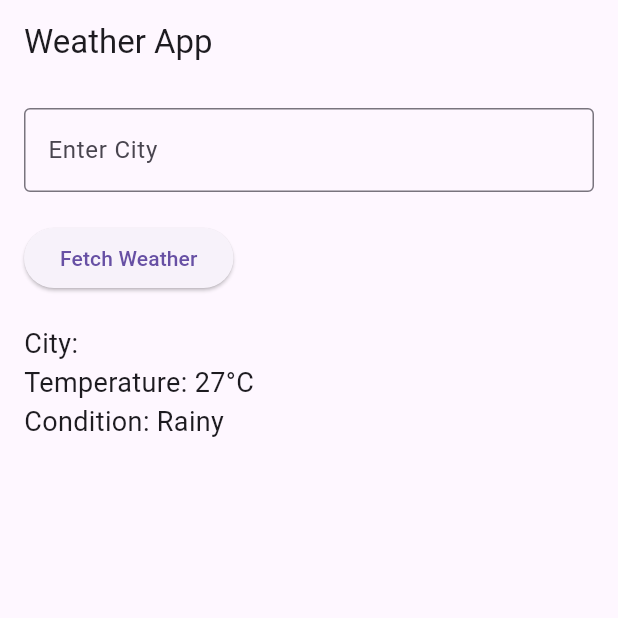
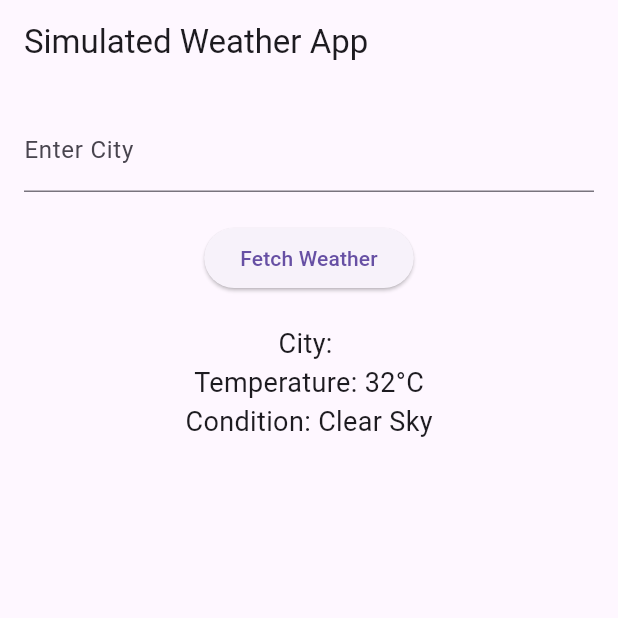
Before and after one commit to MadhuriTumulaGSU/digital_pet_app, a Flutter app: the screen it shows after launch, after a tap on "Fetch Weather", on a phone screen of 412 x 824 dp, the top half of it. Run offline on Flutter 3.47's test engine with Material 3 defaults, Android fonts, the phone set to English and light mode, and no system bars.

Commit message:
displayed simulated weather information

```diff
--- a/weather_info/lib/main.dart
+++ b/weather_info/lib/main.dart
@@ -1,5 +1,4 @@
 import 'package:flutter/material.dart';
-import 'dart:math'; // For generating random numbers
 
 void main() {
   runApp(MyApp());
@@ -21,58 +20,39 @@ class WeatherPage extends StatefulWidget {
 
 class _WeatherPageState extends State<WeatherPage> {
   TextEditingController _cityController = TextEditingController();
-
-  // Placeholder data for weather
   String _cityName = '';
   String _temperature = '';
   String _weatherCondition = '';
 
-  // Function to simulate fetching weather data
+  // Simulated weather data
   void _fetchWeather() {
-    // Get the city name entered by the user
-    String city = _cityController.text;
-
-    // Generate a random temperature between 15°C and 30°C
-    Random random = Random();
-    int temp = random.nextInt(16) + 15; // Generates a number between 15 and 30
-
-    // Randomly select a weather condition from a list of options
-    List<String> weatherConditions = ['Sunny', 'Cloudy', 'Rainy'];
-    String condition = weatherConditions[random.nextInt(weatherConditions.length)];
-
-    // Update the UI with the simulated data
     setState(() {
-      _cityName = city;
-      _temperature = '$temp°C';
-      _weatherCondition = condition;
+      _cityName = _cityController.text;
+      _temperature = '${(20 + (5 - 1) * 3)}°C'; // Random temperature example
+      _weatherCondition = 'Clear Sky'; // Random weather condition example
     });
   }
 
   @override
   Widget build(BuildContext context) {
     return Scaffold(
-      appBar: AppBar(title: Text('Weather App')),
+      appBar: AppBar(title: Text('Simulated Weather App')),
       body: Padding(
         padding: const EdgeInsets.all(16.0),
         child: Column(
-          crossAxisAlignment: CrossAxisAlignment.start,
           children: [
-            // TextField for city input
             TextField(
               controller: _cityController,
               decoration: InputDecoration(
                 labelText: 'Enter City',
-                border: OutlineInputBorder(),
               ),
             ),
             SizedBox(height: 20),
-            // Fetch weather button
             ElevatedButton(
               onPressed: _fetchWeather,
               child: Text('Fetch Weather'),
             ),
             SizedBox(height: 20),
-            // Displaying weather data
             Text(
               'City: $_cityName',
               style: TextStyle(fontSize: 18),
```
